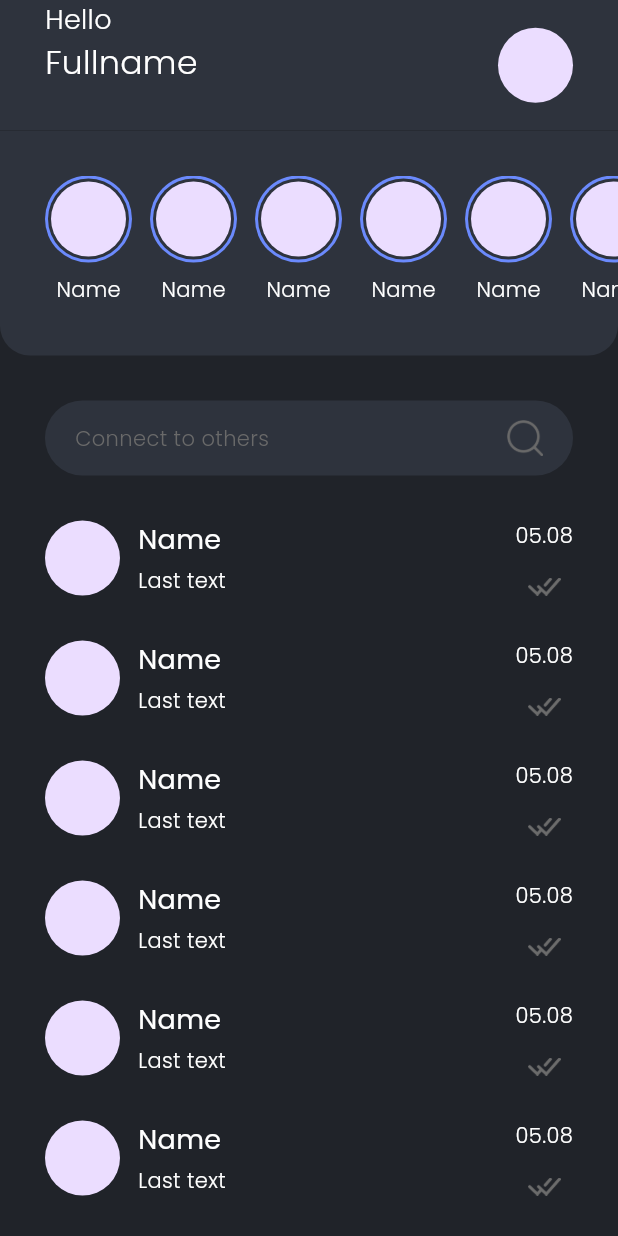
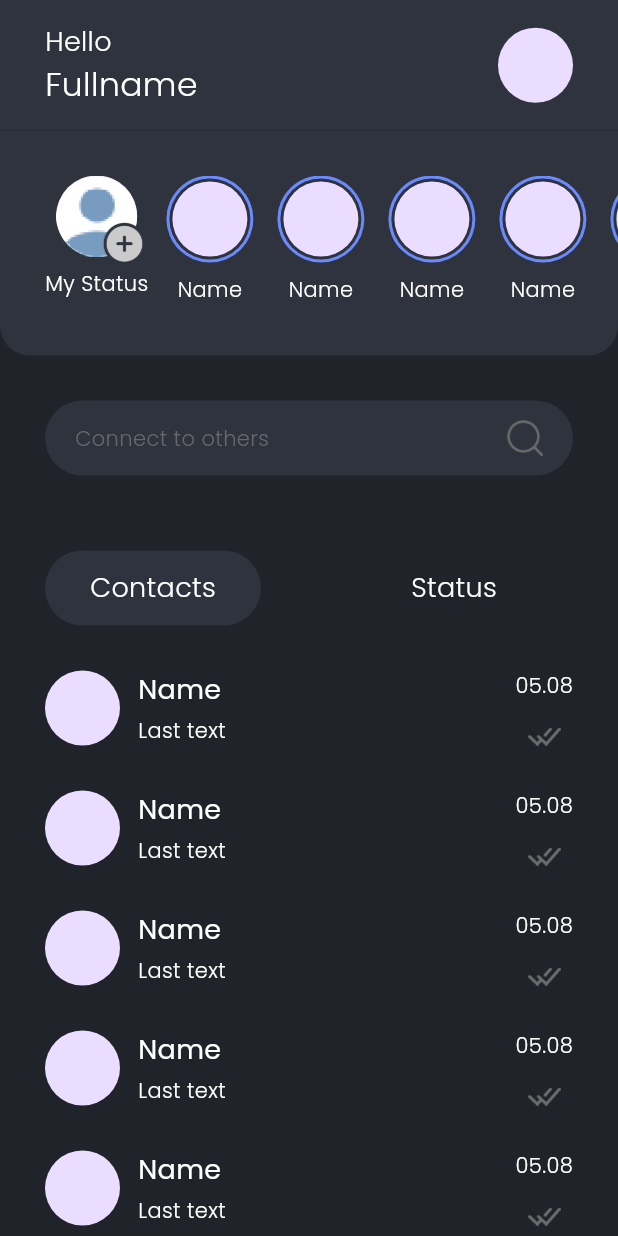
Before and after one commit to ahmdmarzuki/flutter_chat_app, a Flutter app: the screen it shows after launch, on a phone screen of 412 x 824 dp. Run offline on Flutter 3.47's test engine with Material 3 defaults, Android fonts, the phone set to English and light mode, and no system bars; our stand-ins replace google_fonts.

Commit message:
add chat detail screen

```diff
--- a/lib/main.dart
+++ b/lib/main.dart
@@ -1,4 +1,4 @@
-import 'package:chat_app/screen/home_screen.dart';
+import 'package:chat_app/src/screen/home_screen.dart';
 import 'package:flutter/material.dart';
 
 void main() {
--- a/lib/screen/home_screen.dart
+++ /dev/null
@@ -1,141 +0,0 @@
-import 'package:chat_app/screen/widget/my_status.dart';
-import 'package:chat_app/utils/colors.dart';
-import 'package:chat_app/utils/costum_text.dart';
-import 'package:chat_app/utils/font_size.dart';
-import 'package:chat_app/utils/font_weight.dart';
-import 'package:chat_app/utils/margin.dart';
-import 'package:flutter/material.dart';
-
-import 'widget/contact_card.dart';
-import 'widget/status_avatar.dart';
-
-class HomeScreen extends StatefulWidget {
-  const HomeScreen({super.key});
-
-  @override
-  State<HomeScreen> createState() => _HomeScreenState();
-}
-
-class _HomeScreenState extends State<HomeScreen> {
-  @override
-  Widget build(BuildContext context) {
-    return Scaffold(
-        backgroundColor: bg1,
-        appBar: PreferredSize(
-            preferredSize: const Size.fromHeight(87), child: header()),
-        body: SingleChildScrollView(
-          child: Column(
-            children: [
-              statusBar(),
-              SizedBox(height: defaultMargin),
-              searchBar(),
-              SizedBox(height: defaultMargin),
-              ListView.separated(
-                physics: const NeverScrollableScrollPhysics(),
-                shrinkWrap: true,
-                itemCount: 10,
-                itemBuilder: (context, index) {
-                  return const ContactCard();
-                },
-                separatorBuilder: (BuildContext context, int index) {
-                  return SizedBox(height: defaultMargin);
-                },
-              )
-            ],
-          ),
-        ));
-  }
-
-  Widget header() {
-    return Container(
-      height: 100,
-      decoration: BoxDecoration(color: accentBlack),
-      padding: EdgeInsets.symmetric(horizontal: defaultMargin),
-      child: SafeArea(
-        child: Row(
-          mainAxisAlignment: MainAxisAlignment.spaceBetween,
-          children: [
-            Column(
-              crossAxisAlignment: CrossAxisAlignment.start,
-              children: [
-                CostumText(
-                  text: "Hello",
-                  color: white,
-                  fontSize: FSize().medium,
-                ),
-                CostumText(
-                  text: "Fullname",
-                  color: white,
-                  fontSize: FSize().big,
-                )
-              ],
-            ),
-            const CircleAvatar(
-              radius: 25,
-            )
-          ],
-        ),
-      ),
-    );
-  }
-
-  Widget statusBar() {
-    return Container(
-      width: double.infinity,
-      height: 150,
-      padding: EdgeInsets.only(top: defaultMargin),
-      decoration: BoxDecoration(
-          color: accentBlack,
-          borderRadius: const BorderRadius.only(
-              bottomLeft: Radius.circular(20),
-              bottomRight: Radius.circular(20))),
-      child: SingleChildScrollView(
-        scrollDirection: Axis.horizontal,
-        physics: const BouncingScrollPhysics(),
-        child: Expanded(
-          child: Row(
-            children: [
-              SizedBox(width: defaultMargin),
-              const MyStatus(),
-              const SizedBox(width: 12),
-              ListView.separated(
-                physics: const NeverScrollableScrollPhysics(),
-                shrinkWrap: true,
-                scrollDirection: Axis.horizontal,
-                itemCount: 5,
-                separatorBuilder: (context, index) => const SizedBox(
-                  width: 12,
-                ),
-                itemBuilder: (BuildContext context, int index) {
-                  return const StatusAvatar();
-                },
-              ),
-            ],
-          ),
-        ),
-      ),
-    );
-  }
-
-  Widget searchBar() {
-    return Container(
-      height: 50,
-      margin: EdgeInsets.symmetric(horizontal: defaultMargin),
-      padding: const EdgeInsets.symmetric(horizontal: 20),
-      decoration: BoxDecoration(
-        color: accentBlack,
-        borderRadius: BorderRadius.circular(25),
-      ),
-      child: Row(
-        mainAxisAlignment: MainAxisAlignment.spaceBetween,
-        children: [
-          CostumText(text: "Connect to others", color: grey),
-          Image.asset(
-            'assets/icon_search.png',
-            width: 24,
-          )
-        ],
-      ),
-    );
-  }
-}
--- a/lib/screen/widget/contact_card.dart
+++ /dev/null
@@ -1,53 +0,0 @@
-import 'package:chat_app/utils/colors.dart';
-import 'package:chat_app/utils/costum_text.dart';
-import 'package:chat_app/utils/font_size.dart';
-import 'package:chat_app/utils/font_weight.dart';
-import 'package:chat_app/utils/margin.dart';
-import 'package:flutter/material.dart';
-
-class ContactCard extends StatelessWidget {
-  const ContactCard({
-    super.key,
-  });
-
-  @override
-  Widget build(BuildContext context) {
-    return Container(
-      height: 50,
-      // color: primaryColor,
-      margin: EdgeInsets.symmetric(horizontal: defaultMargin),
-      child: Row(
-        children: [
-          const CircleAvatar(
-            radius: 25,
-          ),
-          const SizedBox(width: 12),
-          Column(
-            mainAxisAlignment: MainAxisAlignment.spaceBetween,
-            crossAxisAlignment: CrossAxisAlignment.start,
-            children: [
-              CostumText(
-                text: "Name",
-                color: white,
-                fontSize: FSize().medium,
-                fontWeight: FWeight().reguler,
-              ),
-              CostumText(text: "Last text", color: white)
-            ],
-          ),
-          const Spacer(),
-          Column(
-            mainAxisAlignment: MainAxisAlignment.spaceBetween,
-            children: [
-              CostumText(text: "05.08", color: white),
-              Image.asset(
-                'assets/icon_check.png',
-                width: 22,
-              )
-            ],
-          )
-        ],
-      ),
-    );
-  }
-}
--- a/lib/screen/widget/my_status.dart
+++ /dev/null
@@ -1,28 +0,0 @@
-import 'package:chat_app/utils/colors.dart';
-import 'package:chat_app/utils/costum_text.dart';
-import 'package:flutter/material.dart';
-
-class MyStatus extends StatelessWidget {
-  const MyStatus({super.key});
-
-  @override
-  Widget build(BuildContext context) {
-    return Column(
-      children: [
-        CircleAvatar(
-          radius: 29,
-          backgroundColor: primaryColor,
-          child: CircleAvatar(
-            radius: 27,
-            backgroundColor: accentBlack,
-            child: const CircleAvatar(
-              radius: 25,
-            ),
-          ),
-        ),
-        const SizedBox(height: 8),
-        CostumText(text: "Name", color: white)
-      ],
-    );;
-  }
-}
--- /dev/null
+++ b/lib/src/screen/home_screen.dart
@@ -0,0 +1,203 @@
+import 'package:chat_app/src/screen/widget/my_status.dart';
+import 'package:chat_app/src/screen/widget/status_page.dart';
+import 'package:chat_app/utils/colors.dart';
+import 'package:chat_app/utils/costum_text.dart';
+import 'package:chat_app/utils/font_size.dart';
+import 'package:chat_app/utils/font_weight.dart';
+import 'package:chat_app/utils/margin.dart';
+import 'package:flutter/material.dart';
+
+import 'widget/contact_card.dart';
+import 'widget/contact_page.dart';
+import 'widget/status_avatar.dart';
+
+class HomeScreen extends StatefulWidget {
+  const HomeScreen({super.key});
+
+  @override
+  State<HomeScreen> createState() => _HomeScreenState();
+}
+
+class _HomeScreenState extends State<HomeScreen> {
+  int navIndex = 0;
+
+  List navOption = [
+    const ContactPage(),
+    const StatusPage(),
+  ];
+
+  void navToStatusPage() {
+    setState(() {
+      navIndex = 1;
+    });
+  }
+
+  void navToContactsPage() {
+    setState(() {
+      navIndex = 0;
+    });
+  }
+
+  @override
+  Widget build(BuildContext context) {
+    Widget header() {
+      return Container(
+        height: 120,
+        decoration: BoxDecoration(color: accentBlack),
+        padding: EdgeInsets.symmetric(horizontal: defaultMargin),
+        child: SafeArea(
+          child: Row(
+            mainAxisAlignment: MainAxisAlignment.spaceBetween,
+            crossAxisAlignment: CrossAxisAlignment.center,
+            children: [
+              Column(
+                crossAxisAlignment: CrossAxisAlignment.start,
+                mainAxisAlignment: MainAxisAlignment.center,
+                children: [
+                  CostumText(
+                    text: "Hello",
+                    color: white,
+                    fontSize: FSize().medium,
+                  ),
+                  CostumText(
+                    text: "Fullname",
+                    color: white,
+                    fontSize: FSize().big,
+                  )
+                ],
+              ),
+              const CircleAvatar(
+                radius: 25,
+              )
+            ],
+          ),
+        ),
+      );
+    }
+
+    Widget statusBar() {
+      return Container(
+        width: double.infinity,
+        height: 150,
+        padding: EdgeInsets.only(top: defaultMargin),
+        decoration: BoxDecoration(
+            color: accentBlack,
+            borderRadius: const BorderRadius.only(
+                bottomLeft: Radius.circular(20),
+                bottomRight: Radius.circular(20))),
+        child: SingleChildScrollView(
+          scrollDirection: Axis.horizontal,
+          physics: const BouncingScrollPhysics(),
+          child: Row(
+            children: [
+              SizedBox(width: defaultMargin),
+              const MyStatus(),
+              const SizedBox(width: 12),
+              ListView.separated(
+                physics: const NeverScrollableScrollPhysics(),
+                shrinkWrap: true,
+                scrollDirection: Axis.horizontal,
+                itemCount: 5,
+                separatorBuilder: (context, index) => const SizedBox(
+                  width: 16,
+                ),
+                itemBuilder: (BuildContext context, int index) {
+                  return const StatusAvatar();
+                },
+              ),
+            ],
+          ),
+        ),
+      );
+    }
+
+    Widget searchBar() {
+      return Container(
+        height: 50,
+        margin: EdgeInsets.symmetric(horizontal: defaultMargin),
+        padding: const EdgeInsets.symmetric(horizontal: 20),
+        decoration: BoxDecoration(
+          color: accentBlack,
+          borderRadius: BorderRadius.circular(25),
+        ),
+        child: Row(
+          mainAxisAlignment: MainAxisAlignment.spaceBetween,
+          children: [
+            CostumText(text: "Connect to others", color: grey),
+            Image.asset(
+              'assets/icon_search.png',
+              width: 24,
+            )
+          ],
+        ),
+      );
+    }
+
+    Widget navigation() {
+      return Row(
+        children: [
+          GestureDetector(
+            onTap: () {
+              navToContactsPage();
+            },
+            child: Container(
+              height: 50,
+              margin: EdgeInsets.symmetric(horizontal: defaultMargin),
+              padding: const EdgeInsets.symmetric(horizontal: 30, vertical: 8),
+              decoration: BoxDecoration(
+                  color: navIndex == 0 ? accentBlack : bg1,
+                  borderRadius: BorderRadius.circular(25)),
+              child: Center(
+                  child: CostumText(
+                text: "Contacts",
+                color: white,
+                fontSize: FSize().medium,
+              )),
+            ),
+          ),
+          GestureDetector(
+            onTap: () {
+              navToStatusPage();
+            },
+            child: Container(
+              height: 50,
+              margin: EdgeInsets.symmetric(horizontal: defaultMargin),
+              padding: const EdgeInsets.symmetric(horizontal: 40, vertical: 8),
+              decoration: BoxDecoration(
+                  color: navIndex == 1 ? accentBlack : bg1,
+                  borderRadius: BorderRadius.circular(25)),
+              child: Center(
+                child: CostumText(
+                  text: "Status",
+                  color: white,
+                  fontSize: FSize().medium,
+                ),
+              ),
+            ),
+          )
+        ],
+      );
+    }
+
+    return Scaffold(
+        backgroundColor: bg1,
+        appBar: PreferredSize(
+            preferredSize: const Size.fromHeight(87), child: header()),
+        body: SingleChildScrollView(
+          child: Container(
+            child: Column(
+              children: [
+                statusBar(),
+                SizedBox(height: defaultMargin),
+                searchBar(),
+                const SizedBox(height: 50),
+                navigation(),
+                SizedBox(height: defaultMargin),
+                navOption[navIndex],
+                SizedBox(height: defaultMargin)
+              ],
+            ),
+          ),
+        ));
+  }
+}
--- /dev/null
+++ b/lib/src/screen/widget/contact_card.dart
@@ -0,0 +1,59 @@
+import 'package:chat_app/src/screen/chat/detail_chat_screen.dart';
+import 'package:chat_app/utils/colors.dart';
+import 'package:chat_app/utils/costum_text.dart';
+import 'package:chat_app/utils/font_size.dart';
+import 'package:chat_app/utils/font_weight.dart';
+import 'package:chat_app/utils/margin.dart';
+import 'package:flutter/material.dart';
+
+class ContactCard extends StatelessWidget {
+  const ContactCard({
+    super.key,
+  });
+
+  @override
+  Widget build(BuildContext context) {
+    return GestureDetector(
+      onTap: () {
+        Navigator.push(context,
+            MaterialPageRoute(builder: (context) => const DetailChatScreen()));
+      },
+      child: Container(
+        height: 50,
+        margin: EdgeInsets.symmetric(horizontal: defaultMargin),
+        child: Row(
+          children: [
+            const CircleAvatar(
+              radius: 25,
+            ),
+            const SizedBox(width: 12),
+            Column(
+              mainAxisAlignment: MainAxisAlignment.spaceBetween,
+              crossAxisAlignment: CrossAxisAlignment.start,
+              children: [
+                CostumText(
+                  text: "Name",
+                  color: white,
+                  fontSize: FSize().medium,
+                  fontWeight: FWeight().reguler,
+                ),
+                CostumText(text: "Last text", color: white)
+              ],
+            ),
+            const Spacer(),
+            Column(
+              mainAxisAlignment: MainAxisAlignment.spaceBetween,
+              children: [
+                CostumText(text: "05.08", color: white),
+                Image.asset(
+                  'assets/icon_check.png',
+                  width: 22,
+                )
+              ],
+            )
+          ],
+        ),
+      ),
+    );
+  }
+}
--- /dev/null
+++ b/lib/src/screen/widget/contact_page.dart
@@ -0,0 +1,24 @@
+import 'package:chat_app/src/screen/widget/contact_card.dart';
+import 'package:chat_app/utils/margin.dart';
+import 'package:flutter/material.dart';
+
+class ContactPage extends StatelessWidget {
+  const ContactPage({
+    super.key,
+  });
+
+  @override
+  Widget build(BuildContext context) {
+    return ListView.separated(
+      physics: const NeverScrollableScrollPhysics(),
+      shrinkWrap: true,
+      itemCount: 10,
+      itemBuilder: (context, index) {
+        return const ContactCard();
+      },
+      separatorBuilder: (BuildContext context, int index) {
+        return SizedBox(height: defaultMargin);
+      },
+    );
+  }
+}
--- /dev/null
+++ b/lib/src/screen/widget/my_status.dart
@@ -0,0 +1,33 @@
+import 'package:chat_app/utils/colors.dart';
+import 'package:chat_app/utils/costum_text.dart';
+import 'package:flutter/material.dart';
+
+class MyStatus extends StatelessWidget {
+  const MyStatus({super.key});
+
+  @override
+  Widget build(BuildContext context) {
+    return Column(
+      children: [
+        Stack(
+          clipBehavior: Clip.none,
+          children: [
+             CircleAvatar(
+              radius: 27,
+              child: Image.asset('assets/image_profile.png'),
+            ),
+            Positioned(
+                bottom: -5,
+                right: -5,
+                child: Image.asset(
+                  'assets/button_add.png',
+                  width: 28,
+                )),
+          ],
+        ),
+        const SizedBox(height: 8),
+        CostumText(text: "My Status", color: white)
+      ],
+    );
+  }
+}
--- /dev/null
+++ b/lib/utils/text_style.dart
@@ -0,0 +1,6 @@
+import 'package:chat_app/utils/colors.dart';
+import 'package:flutter/material.dart';
+import 'package:google_fonts/google_fonts.dart';
+
+TextStyle poppinsWhite = GoogleFonts.poppins(color: white);
+TextStyle poppinsGrey = GoogleFonts.poppins(color: grey);
--- a/pubspec.yaml
+++ b/pubspec.yaml
@@ -35,6 +35,7 @@ dependencies:
   # Use with the CupertinoIcons class for iOS style icons.
   cupertino_icons: ^1.0.2
   google_fonts: ^6.1.0
+  provider: ^6.1.1
 
 dev_dependencies:
   flutter_test:
```
Also changed, not shown: lib/src/screen/chat/detail_chat_screen.dart (added, +99 -0 lines), lib/src/screen/chat/widget/bubble_chat.dart (added, +38 -0 lines), lib/src/screen/widget/status_page.dart (added, +14 -0 lines), assets/button_add.png (added), assets/icon_add.png (added), lib/src/screen/widget/status_avatar.dart (renamed from lib/screen/widget/status_avatar.dart), pubspec.lock.
